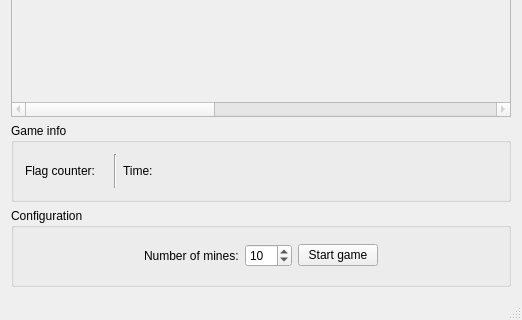
pavolmarak/minesweeper, file mines.ui: the form before one commit; both pictures show x 0 to 522 and y 411 to 731 of the 522 by 731 pixel window.
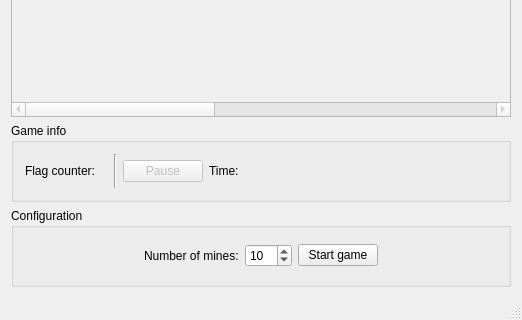
The form after the commit. Custom widgets are drawn as their Qt base class.

The edit to the form file:
```diff
--- a/mines.ui
+++ b/mines.ui
@@ -231,6 +231,25 @@
              </property>
             </widget>
            </item>
+           <item>
+            <widget class="QPushButton" name="pause_time_button">
+             <property name="enabled">
+              <bool>false</bool>
+             </property>
+             <property name="mouseTracking">
+              <bool>true</bool>
+             </property>
+             <property name="text">
+              <string>Pause</string>
+             </property>
+             <property name="checkable">
+              <bool>true</bool>
+             </property>
+             <property name="autoRepeat">
+              <bool>false</bool>
+             </property>
+            </widget>
+           </item>
            <item>
             <widget class="QLabel" name="time_label">
              <property name="text">
```
